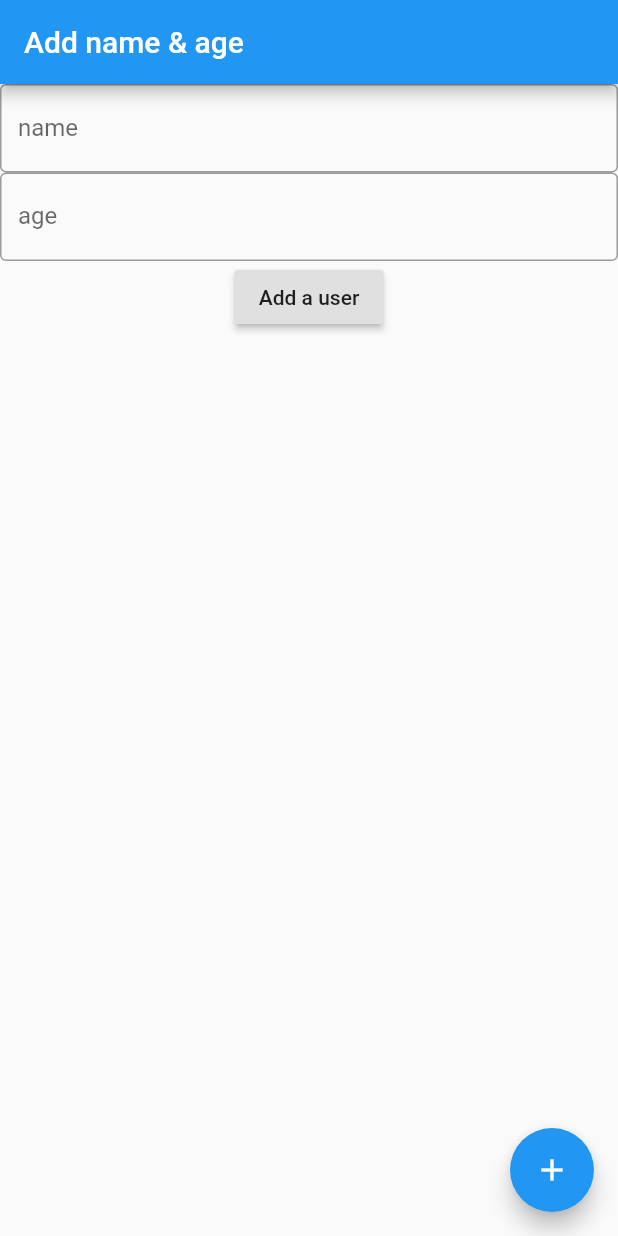
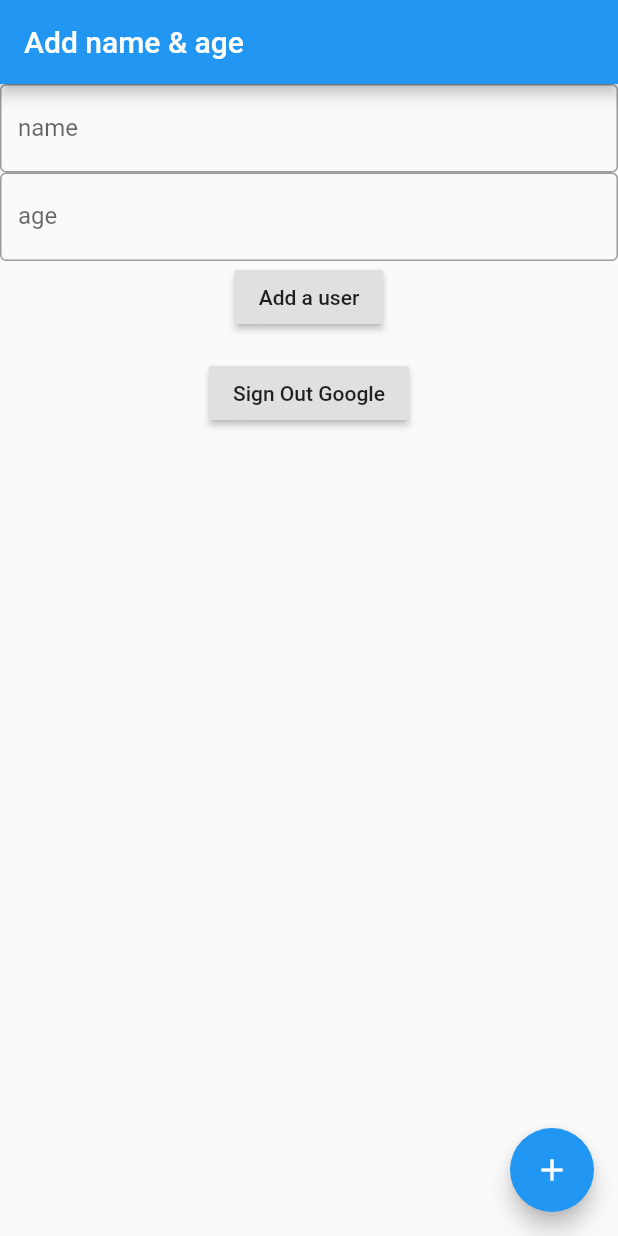
Before and after one commit to FujimuraKaito/flutter, a Flutter app: the MyHomePage screen opened directly with empty values, on a phone screen of 412 x 824 dp. Run offline on Flutter 3.47's test engine with Material 2 defaults, Android fonts, the phone set to English and light mode, and no system bars; our stand-ins replace cloud_firestore, firebase_auth, firebase_core, flutter_signin_button, google_sign_in; accounts and stored records are empty.

Commit message:
ログアウト処理まで完了

```diff
--- a/flutter_univ/flutter_practice/lib/main.dart
+++ b/flutter_univ/flutter_practice/lib/main.dart
@@ -5,6 +5,8 @@ import 'package:firebase_core/firebase_core.dart';
 import 'package:cloud_firestore/cloud_firestore.dart';
 import 'package:flutter/material.dart';
 import 'package:flutter_practice/edit_page.dart';
+import 'package:flutter_signin_button/button_view.dart';
+import 'package:flutter_signin_button/flutter_signin_button.dart';
 import 'package:google_sign_in/google_sign_in.dart';
 
 Future<void> main() async {
@@ -75,8 +77,8 @@ class _LoginState extends State<Login> {
         child: Column(
             mainAxisAlignment: MainAxisAlignment.center,
             children: <Widget>[
-              RaisedButton(
-                child: Text('Sign in Google'),
+              SignInButton(
+                Buttons.Google,
                 onPressed: () {
                   _handleSignIn()
                       .then((User user) => transitionNextPage(user))
@@ -89,6 +91,7 @@ class _LoginState extends State<Login> {
   }
 }
 
+// ここからがログイン後の画面
 class MyApp extends StatelessWidget {
   final User userData;
   MyApp({this.userData});
@@ -119,10 +122,18 @@ class MyHomePage extends StatefulWidget {
 // Stateを参照することでWidgetの再作成を効率的に行う
 // State<T>は型を指定することで親クラス(MyHomePage)で定義された変数を使用できる
 class _MyHomePageState extends State<MyHomePage> {
+  final _auth = FirebaseAuth.instance;
+
   User userData;
   String name = '';
   String email;
   String photoUrl;
+  final GoogleSignIn _googleSignIn = GoogleSignIn();
+
+  // この中で状態の保持と更新を行える
+  TextEditingController _nameController;
+  TextEditingController _ageController;
+
   _MyHomePageState(User userData) {
     this.userData = userData;
     this.name = userData.displayName;
@@ -130,13 +141,17 @@ class _MyHomePageState extends State<MyHomePage> {
     this.photoUrl = userData.photoURL;
   }
 
-  // この中で状態の保持と更新を行える
-  TextEditingController _nameController;
-  TextEditingController _ageController;
-
   @override
   void initState() {
     super.initState();
+    _auth.authStateChanges().listen((User user) {
+      if (user == null) {
+        print('User is currently signed out');
+      } else {
+        print('User is now signed in');
+      }
+    });
+
     _nameController = TextEditingController();
     _ageController = TextEditingController();
   }
@@ -166,6 +181,28 @@ class _MyHomePageState extends State<MyHomePage> {
     } catch (error) {
       throw error;
     }
+  }
+
+  // ログアウトする関数
+  // TODO: →とりあえず新しい画面を作成
+  Future<void> _handleSignOut() async {
+    await FirebaseAuth.instance.signOut();
+    try {
+      await _googleSignIn.signOut();
+    } catch (e) {
+      print(e);
+    }
+    // Navigator.pop(context);
+    // Navigator.of(context).pop();
+    // Navigator.pushReplacementNamed(context, '/');
+    Navigator.pushReplacement(
+      context,
+      MaterialPageRoute(
+        // 2回実行されてしまう
+        builder: (BuildContext context) => FirstPage(),
+        fullscreenDialog: true,
+      ),
+    );
   }
 
   // もちろんここはオーバーライド
@@ -278,8 +315,14 @@ class _MyHomePageState extends State<MyHomePage> {
             color: Colors.red,
           )),
         ),
+        RaisedButton(
+          child: Text('Sign Out Google'),
+          onPressed: () {
+            _handleSignOut().catchError((e) => print(e));
+          },
+        ),
         SizedBox(
-          height: 600, // must
+          height: 580, // must
           child: Container(
             child: ListView(
               itemExtent: 100,
--- a/flutter_univ/flutter_practice/pubspec.yaml
+++ b/flutter_univ/flutter_practice/pubspec.yaml
@@ -24,6 +24,7 @@ dependencies:
   google_sign_in: "^4.5.1"
   cloud_firestore: ^0.14.0
   firebase_core_platform_interface: ^2.0.0
+  flutter_signin_button: ^1.1.0
 
 
 
```
Also changed, not shown: flutter_univ/flutter_practice/lib/signup.dart (deleted, +0 -43 lines), flutter_univ/flutter_practice/pubspec.lock.
